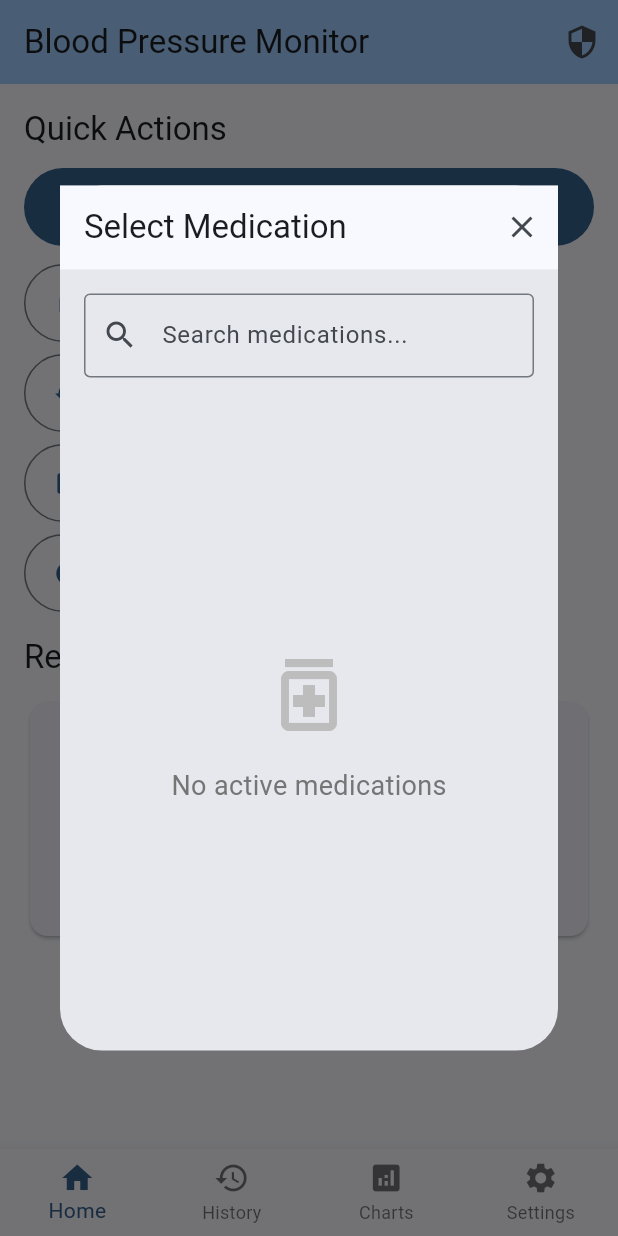
After one commit to Zephon-Developments/BloodPressureMonitor, a Flutter app: the screen it shows after launch, after a tap on "Log Medication Intake", on a phone screen of 412 x 824 dp. The commit adds this screen. Run offline on Flutter 3.47's test engine with Material 3 defaults, Android fonts, the phone set to English and light mode, and no system bars; our stand-ins replace csv, file_picker, fl_chart, flutter_secure_storage, flutter_slidable, local_auth and 5 more; accounts and stored records are empty.

Commit message:
feat(medication): add intake recording UI entry points
- Add medication picker dialog with search functionality
- Add 'Log intake' button to medication list (active meds only)
- Add 'Log Medication Intake' quick action to home screen
- Implement two-step flow: picker -> log intake sheet
- Add widget tests for new components (10 tests)
- Update test mocks to include MedicationViewModel

All requirements from Phase 12 plan implemented and reviewed.
Tests: 632 passing
Analyzer: clean
Review: approved by Clive

```diff
--- a/lib/views/home/widgets/quick_actions.dart
+++ b/lib/views/home/widgets/quick_actions.dart
@@ -4,6 +4,8 @@ import 'package:blood_pressure_monitor/views/history/history_view.dart';
 import 'package:blood_pressure_monitor/views/readings/add_reading_view.dart';
 import 'package:blood_pressure_monitor/views/sleep/sleep_history_view.dart';
 import 'package:blood_pressure_monitor/views/weight/weight_history_view.dart';
+import 'package:blood_pressure_monitor/views/medication/log_intake_sheet.dart';
+import 'package:blood_pressure_monitor/widgets/medication/medication_picker_dialog.dart';
 
 /// Quick action buttons for the home screen.
 ///
@@ -44,6 +46,24 @@ class QuickActions extends StatelessWidget {
           ),
           const SizedBox(height: 12),
           OutlinedButton.icon(
+            onPressed: () async {
+              final medication = await showMedicationPicker(context);
+              if (medication != null && context.mounted) {
+                showLogIntakeSheet(context, medication);
+              }
+            },
+            icon: const Icon(Icons.medication),
+            label: const Text('Log Medication Intake'),
+            style: OutlinedButton.styleFrom(
+              alignment: Alignment.centerLeft,
+              padding: const EdgeInsets.symmetric(
+                vertical: 16,
+                horizontal: 20,
+              ),
+            ),
+          ),
+          const SizedBox(height: 8),
+          OutlinedButton.icon(
             onPressed: () {
               Navigator.of(context).push(
                 MaterialPageRoute<void>(
@@ -55,7 +75,10 @@ class QuickActions extends StatelessWidget {
             label: const Text('View Blood Pressure History'),
             style: OutlinedButton.styleFrom(
               alignment: Alignment.centerLeft,
-              padding: const EdgeInsets.symmetric(vertical: 16, horizontal: 20),
+              padding: const EdgeInsets.symmetric(
+                vertical: 16,
+                horizontal: 20,
+              ),
             ),
           ),
           const SizedBox(height: 8),
@@ -71,7 +94,10 @@ class QuickActions extends StatelessWidget {
             label: const Text('View Weight History'),
             style: OutlinedButton.styleFrom(
               alignment: Alignment.centerLeft,
-              padding: const EdgeInsets.symmetric(vertical: 16, horizontal: 20),
+              padding: const EdgeInsets.symmetric(
+                vertical: 16,
+                horizontal: 20,
+              ),
             ),
           ),
           const SizedBox(height: 8),
@@ -87,7 +113,10 @@ class QuickActions extends StatelessWidget {
             label: const Text('View Sleep History'),
             style: OutlinedButton.styleFrom(
               alignment: Alignment.centerLeft,
-              padding: const EdgeInsets.symmetric(vertical: 16, horizontal: 20),
+              padding: const EdgeInsets.symmetric(
+                vertical: 16,
+                horizontal: 20,
+              ),
             ),
           ),
         ],
--- a/lib/views/medication/medication_list_view.dart
+++ b/lib/views/medication/medication_list_view.dart
@@ -1,8 +1,10 @@
 import 'package:flutter/material.dart';
 import 'package:provider/provider.dart';
+
 import 'package:blood_pressure_monitor/models/medication.dart';
 import 'package:blood_pressure_monitor/viewmodels/medication_viewmodel.dart';
 import 'package:blood_pressure_monitor/views/medication/add_edit_medication_view.dart';
+import 'package:blood_pressure_monitor/views/medication/log_intake_sheet.dart';
 import 'package:blood_pressure_monitor/widgets/common/confirm_delete_dialog.dart';
 
 /// View for displaying and managing the list of medications.
@@ -223,6 +225,13 @@ class _MedicationListViewState extends State<MedicationListView> {
                 backgroundColor: Colors.grey,
                 padding: EdgeInsets.zero,
               ),
+            if (medication.isActive)
+              IconButton(
+                icon: const Icon(Icons.add_circle_outline),
+                onPressed: () => _logIntake(context, medication),
+                tooltip: 'Log intake',
+                color: Theme.of(context).primaryColor,
+              ),
             IconButton(
               icon: const Icon(Icons.edit),
               onPressed: () => _navigateToEditMedication(context, medication),
@@ -249,6 +258,10 @@ class _MedicationListViewState extends State<MedicationListView> {
     if (mounted) {
       this.context.read<MedicationViewModel>().loadMedications();
     }
+  }
+
+  void _logIntake(BuildContext context, Medication medication) {
+    showLogIntakeSheet(context, medication);
   }
 
   Future<void> _navigateToEditMedication(
--- /dev/null
+++ b/lib/widgets/medication/medication_picker_dialog.dart
@@ -0,0 +1,188 @@
+import 'package:flutter/material.dart';
+import 'package:provider/provider.dart';
+
+import 'package:blood_pressure_monitor/models/medication.dart';
+import 'package:blood_pressure_monitor/viewmodels/medication_viewmodel.dart';
+
+/// Dialog for picking a medication from the active profile's list.
+///
+/// Returns the selected [Medication] or null if cancelled.
+class MedicationPickerDialog extends StatefulWidget {
+  const MedicationPickerDialog({super.key});
+
+  @override
+  State<MedicationPickerDialog> createState() => _MedicationPickerDialogState();
+}
+
+class _MedicationPickerDialogState extends State<MedicationPickerDialog> {
+  final TextEditingController _searchController = TextEditingController();
+  String _searchTerm = '';
+
+  @override
+  void initState() {
+    super.initState();
+    WidgetsBinding.instance.addPostFrameCallback((_) {
+      context.read<MedicationViewModel>().loadMedications();
+    });
+  }
+
+  @override
+  void dispose() {
+    _searchController.dispose();
+    super.dispose();
+  }
+
+  @override
+  Widget build(BuildContext context) {
+    return Dialog(
+      child: SizedBox(
+        width: MediaQuery.of(context).size.width * 0.9,
+        height: MediaQuery.of(context).size.height * 0.7,
+        child: Column(
+          children: [
+            _buildHeader(),
+            _buildSearchBar(),
+            Expanded(
+              child: _buildMedicationList(),
+            ),
+          ],
+        ),
+      ),
+    );
+  }
+
+  Widget _buildHeader() {
+    return AppBar(
+      title: const Text('Select Medication'),
+      automaticallyImplyLeading: false,
+      actions: [
+        IconButton(
+          icon: const Icon(Icons.close),
+          onPressed: () => Navigator.of(context).pop(),
+          tooltip: 'Cancel',
+        ),
+      ],
+    );
+  }
+
+  Widget _buildSearchBar() {
+    return Padding(
+      padding: const EdgeInsets.all(16.0),
+      child: TextField(
+        controller: _searchController,
+        decoration: InputDecoration(
+          hintText: 'Search medications...',
+          prefixIcon: const Icon(Icons.search),
+          suffixIcon: _searchTerm.isNotEmpty
+              ? IconButton(
+                  icon: const Icon(Icons.clear),
+                  onPressed: () {
+                    setState(() {
+                      _searchTerm = '';
+                      _searchController.clear();
+                    });
+                    context.read<MedicationViewModel>().search('');
+                  },
+                )
+              : null,
+          border: const OutlineInputBorder(),
+        ),
+        onChanged: (value) {
+          setState(() {
+            _searchTerm = value;
+          });
+          context.read<MedicationViewModel>().search(value);
+        },
+      ),
+    );
+  }
+
+  Widget _buildMedicationList() {
+    return Consumer<MedicationViewModel>(
+      builder: (context, viewModel, child) {
+        if (viewModel.isLoading) {
+          return const Center(child: CircularProgressIndicator());
+        }
+
+        if (viewModel.errorMessage != null) {
+          return Center(
+            child: Column(
+              mainAxisAlignment: MainAxisAlignment.center,
+              children: [
+                Text(
+                  viewModel.errorMessage!,
+                  style: const TextStyle(color: Colors.red),
+                  textAlign: TextAlign.center,
+                ),
+                const SizedBox(height: 16),
+                ElevatedButton(
+                  onPressed: () => viewModel.loadMedications(),
+                  child: const Text('Retry'),
+                ),
+              ],
+            ),
+          );
+        }
+
+        final activeMedications =
+            viewModel.medications.where((med) => med.isActive).toList();
+
+        if (activeMedications.isEmpty) {
+          return Center(
+            child: Column(
+              mainAxisAlignment: MainAxisAlignment.center,
+              children: [
+                Icon(
+                  Icons.medication_outlined,
+                  size: 64,
+                  color: Colors.grey[400],
+                ),
+                const SizedBox(height: 16),
+                Text(
+                  'No active medications',
+                  style: TextStyle(
+                    fontSize: 18,
+                    color: Colors.grey[600],
+                  ),
+                ),
+              ],
+            ),
+          );
+        }
+
+        return ListView.builder(
+          itemCount: activeMedications.length,
+          itemBuilder: (context, index) {
+            final medication = activeMedications[index];
+            return ListTile(
+              leading: CircleAvatar(
+                backgroundColor: Theme.of(context).primaryColor,
+                child: const Icon(
+                  Icons.medication,
+                  color: Colors.white,
+                ),
+              ),
+              title: Text(medication.name),
+              subtitle: medication.dosage != null || medication.unit != null
+                  ? Text(
+                      '${medication.dosage ?? ''} ${medication.unit ?? ''}',
+                    )
+                  : null,
+              onTap: () => Navigator.of(context).pop(medication),
+            );
+          },
+        );
+      },
+    );
+  }
+}
+
+/// Shows the medication picker dialog.
+///
+/// Returns the selected [Medication] or null if cancelled.
+Future<Medication?> showMedicationPicker(BuildContext context) async {
+  return showDialog<Medication>(
+    context: context,
+    builder: (context) => const MedicationPickerDialog(),
+  );
+}
```
Also changed, not shown: 7 other files.
